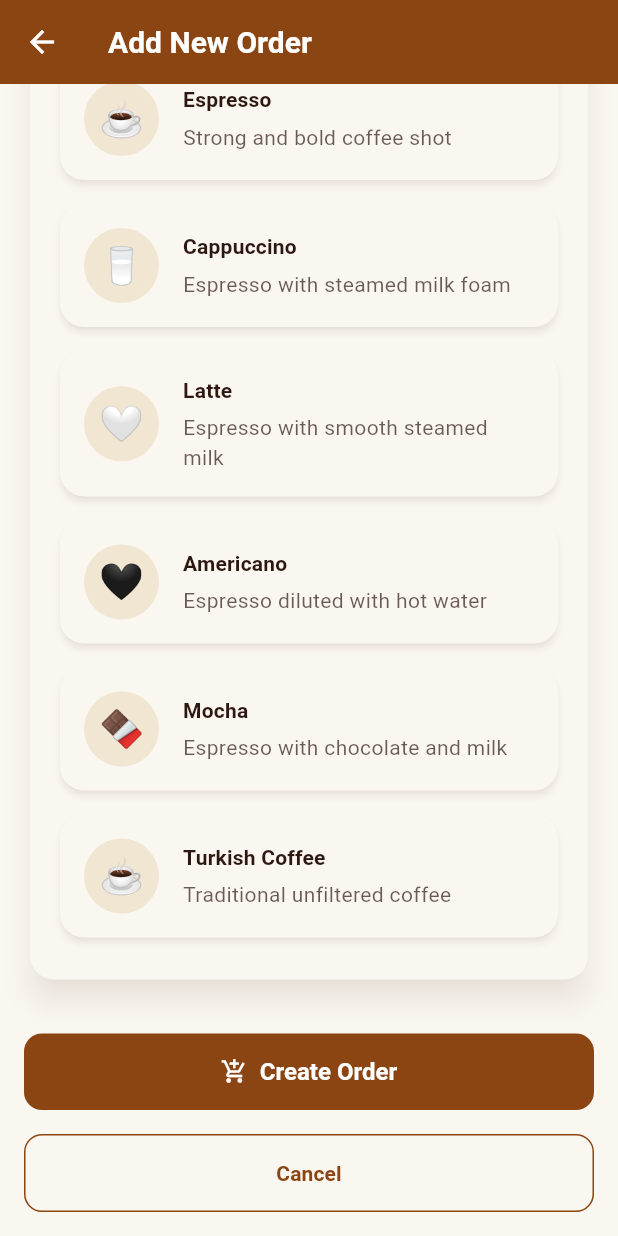
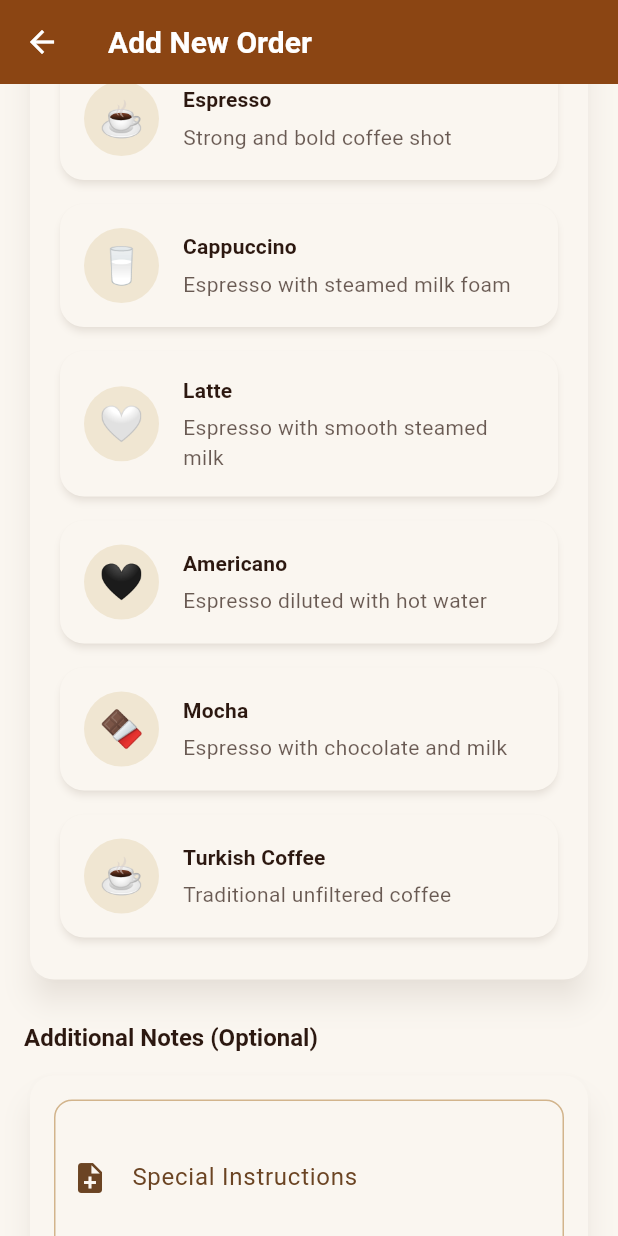
Before and after one commit to mohamedrashad102/flutter-mentors-r3, a Flutter app: the AddOrderView screen opened directly, scrolled down 419 dp, on a phone screen of 412 x 824 dp. Run offline on Flutter 3.47's test engine with Material 3 defaults, Android fonts, the light colour scheme and no system bars; our stand-ins replace equatable, flutter_riverpod, shared_preferences; accounts and stored records are empty.

Commit message:
feat(orders): Add special instructions to orders
This commit introduces the ability for users to add special instructions
or notes to a coffee order. This enhances the ordering process by
allowing for customization and specific requests.

The implementation includes:
- A new text field on the "Add Order" screen for notes.
- Displaying the saved notes on the corresponding card in the "Pending
  Orders" view.
- An improved workflow on the "Add Order" screen where the form is cleared
  after submission, allowing for faster entry of multiple orders.

Additionally, this commit fixes a deserialization bug in the OrderMapper
and significantly updates the README with a new App Showcase section,
including screenshots and a demo video.

```diff
--- a/smart_ahwa_manager/lib/factories/coffee_factory.dart
+++ b/smart_ahwa_manager/lib/factories/coffee_factory.dart
@@ -17,4 +17,9 @@ class CoffeeFactory {
       CoffeeType.americano => const Americano(),
     };
   }
+
+  Coffee createFromString(String type) {
+    final coffeeType = CoffeeType.values.firstWhere((e) => e.name == type);
+    return create(coffeeType);
+  }
 }
--- a/smart_ahwa_manager/lib/mappers/order_mapper.dart
+++ b/smart_ahwa_manager/lib/mappers/order_mapper.dart
@@ -18,7 +18,7 @@ class OrderMapper {
     return Order(
       id: map['id'],
       customerName: map['customerName'],
-      coffee: coffeeFactor.create(map['coffeeType']),
+      coffee: coffeeFactor.createFromString(map['coffeeType']),
       status: OrderStatus.values.firstWhere((e) => e.name == map['status']),
       createdAt: DateTime.parse(map['createdAt']),
       notes: map['notes'],
--- a/smart_ahwa_manager/lib/views/app_shell.dart
+++ b/smart_ahwa_manager/lib/views/app_shell.dart
@@ -5,7 +5,7 @@ import 'coffee_orders/add_order_view.dart';
 import 'coffee_orders/dashboard_view.dart';
 import 'coffee_orders/pending_orders_view.dart';
 
-final selectedIndexProvider = StateProvider<int>((ref) => 1);
+final selectedIndexProvider = StateProvider<int>((ref) => 0);
 
 class AppShell extends ConsumerWidget {
   const AppShell({super.key});
--- a/smart_ahwa_manager/lib/views/coffee_orders/add_order_view.dart
+++ b/smart_ahwa_manager/lib/views/coffee_orders/add_order_view.dart
@@ -25,6 +25,7 @@ class _AddOrderViewState extends ConsumerState<AddOrderView> {
   @override
   void dispose() {
     _customerNameController.dispose();
+    _notesController.dispose();
     super.dispose();
   }
 
@@ -61,6 +62,10 @@ class _AddOrderViewState extends ConsumerState<AddOrderView> {
 
       await ref.read(ordersProvider.notifier).addOrder(order);
 
+      _customerNameController.clear();
+      _notesController.clear();
+      _selectedCoffeeType = null;
+
       if (mounted) {
         ScaffoldMessenger.of(context).showSnackBar(
           SnackBar(
@@ -71,7 +76,6 @@ class _AddOrderViewState extends ConsumerState<AddOrderView> {
             backgroundColor: Theme.of(context).colorScheme.primary,
           ),
         );
-        Navigator.pop(context);
       }
     } catch (error) {
       if (mounted) {
@@ -241,6 +245,36 @@ class _AddOrderViewState extends ConsumerState<AddOrderView> {
                   ),
                 ),
               ),
+              const SizedBox(height: 24),
+
+              // Notes Section (Optional)
+              Text(
+                'Additional Notes (Optional)',
+                style: theme.textTheme.titleLarge?.copyWith(
+                  fontWeight: FontWeight.bold,
+                ),
+              ),
+              const SizedBox(height: 12),
+              Card(
+                child: Padding(
+                  padding: const EdgeInsets.all(16),
+                  child: TextFormField(
+                    controller: _notesController,
+                    decoration: const InputDecoration(
+                      labelText: 'Special Instructions',
+                      hintText:
+                          'Add any special instructions or notes for this order...',
+                      prefixIcon: Icon(Icons.note_add),
+                      border: OutlineInputBorder(
+                        borderRadius: BorderRadius.all(Radius.circular(8)),
+                      ),
+                    ),
+                    maxLines: 3,
+                    textInputAction: TextInputAction.done,
+                    // No validator since notes are optional
+                  ),
+                ),
+              ),
               const SizedBox(height: 32),
 
               // Submit Button
@@ -280,7 +314,20 @@ class _AddOrderViewState extends ConsumerState<AddOrderView> {
               SizedBox(
                 width: double.infinity,
                 child: OutlinedButton(
-                  onPressed: _isLoading ? null : () => Navigator.pop(context),
+                  onPressed: _isLoading
+                      ? null
+                      : () {
+                          _customerNameController.clear();
+                          _notesController.clear();
+                          _selectedCoffeeType = null;
+                          ScaffoldMessenger.of(context).showSnackBar(
+                            const SnackBar(
+                              content: Text('Order cancelled'),
+                              behavior: SnackBarBehavior.floating,
+                              backgroundColor: Colors.red,
+                            ),
+                          );
+                        },
                   child: const Text('Cancel'),
                 ),
               ),
```
Also changed, not shown: smart_ahwa_manager/lib/providers/order_providers.dart (+13 -6 lines), smart_ahwa_manager/lib/views/coffee_orders/pending_orders_view.dart (+50 -0 lines), smart_ahwa_manager/showcase/1.png (added), smart_ahwa_manager/showcase/2.png (added), smart_ahwa_manager/showcase/3.png (added), smart_ahwa_manager/showcase/4.png (added), 2 other files.
